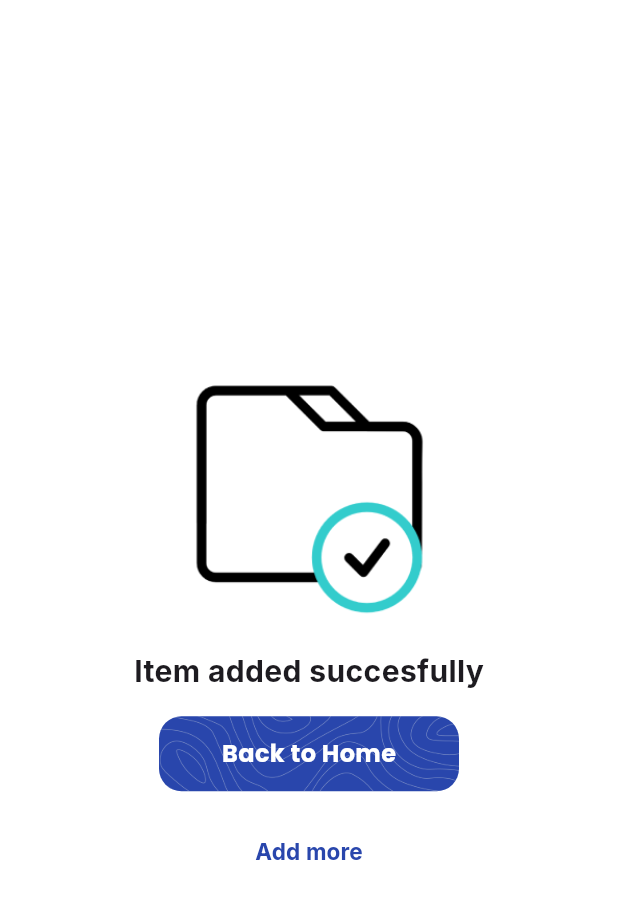
After one commit to shihabksaleem/scanner_task, a Flutter app: the SuccessScreen screen opened directly, on a phone screen of 412 x 824 dp. The commit adds this screen. Shown: the top 899 px of the screen. Run offline on Flutter 3.47's test engine with Material 3 defaults, Android fonts, the light colour scheme and no system bars; our stand-ins replace google_fonts; missing offline and left inert: barcode_scan2; network calls fail.

Commit message:
success scren completed

```diff
--- a/lib/controller/add_item_screen_controller.dart
+++ b/lib/controller/add_item_screen_controller.dart
@@ -57,4 +57,9 @@ class AddItemScreenController with ChangeNotifier {
     }
     notifyListeners();
   }
+
+  void clearItemsInBag() {
+    scannedItems.clear();
+    notifyListeners();
+  }
 }
--- a/lib/global_widgets/custom_button.dart
+++ b/lib/global_widgets/custom_button.dart
@@ -4,9 +4,14 @@ import 'package:scanner_task/utils/color_constants.dart';
 import 'package:scanner_task/utils/image_constants.dart';
 
 class CustomButton extends StatelessWidget {
-  const CustomButton({super.key, required this.buttonText, this.onButtonTapped});
+  const CustomButton(
+      {super.key, required this.buttonText, this.onButtonTapped, this.width, this.textSize, this.height});
   final String buttonText;
   final void Function()? onButtonTapped;
+  final double? width;
+  final double? textSize;
+  final double? height;
+
   @override
   Widget build(BuildContext context) {
     return InkWell(
@@ -15,15 +20,15 @@ class CustomButton extends StatelessWidget {
         padding: const EdgeInsets.only(bottom: 16, left: 20, right: 20),
         child: Container(
           alignment: Alignment.center,
-          width: double.infinity,
-          height: 60,
+          width: width ?? double.infinity,
+          height: height ?? 60,
           decoration: BoxDecoration(
               borderRadius: BorderRadius.circular(15),
               color: ColorConstants.primaryBlue,
               image: DecorationImage(opacity: .5, fit: BoxFit.cover, image: AssetImage(ImageConstants.TEXTURE))),
           child: Text(
             buttonText,
-            style: GoogleFonts.poppins(fontWeight: FontWeight.bold, fontSize: 22, color: Colors.white),
+            style: GoogleFonts.poppins(fontWeight: FontWeight.bold, fontSize: textSize ?? 22, color: Colors.white),
           ),
         ),
       ),
--- a/lib/utils/image_constants.dart
+++ b/lib/utils/image_constants.dart
@@ -9,4 +9,5 @@ class ImageConstants {
   static const String VANILAEXTRACT = "assets/images/vanila_extract.jpg";
   static const String OREOBISCUITS = "assets/images/oreo_biscuits.png";
   static const String TEXTURE = "assets/images/texture.png";
+  static const String SUCCESS = "assets/images/success.png";
 }
--- /dev/null
+++ b/lib/view/success_screen/success_screen.dart
@@ -0,0 +1,59 @@
+import 'package:flutter/material.dart';
+import 'package:google_fonts/google_fonts.dart';
+import 'package:scanner_task/global_widgets/custom_button.dart';
+import 'package:scanner_task/utils/color_constants.dart';
+import 'package:scanner_task/utils/image_constants.dart';
+import 'package:scanner_task/view/bottom_nav_bar_screen/bottom_nav_bar_screen.dart';
+
+class SuccessScreen extends StatefulWidget {
+  const SuccessScreen({super.key});
+
+  @override
+  State<SuccessScreen> createState() => _SuccessScreenState();
+}
+
+class _SuccessScreenState extends State<SuccessScreen> {
+  @override
+  Widget build(BuildContext context) {
+    return Scaffold(
+      body: Center(
+        child: Column(
+          mainAxisAlignment: MainAxisAlignment.center,
+          children: [
+            Image.asset(
+              ImageConstants.SUCCESS,
+              height: 200,
+              width: 200,
+            ),
+            Text(
+              "Item added succesfully",
+              style: GoogleFonts.inter(fontWeight: FontWeight.bold, fontSize: 20),
+            ),
+            SizedBox(height: 16),
+            CustomButton(
+              height: 50,
+              textSize: 16,
+              width: 200,
+              buttonText: "Back to Home",
+              onButtonTapped: () {
+                Navigator.pushAndRemoveUntil(
+                  context,
+                  MaterialPageRoute(
+                    builder: (context) => BottomNavBarScreen(),
+                  ),
+                  (route) => false,
+                );
+              },
+            ),
+            TextButton(
+              onPressed: () {},
+              child: Text("Add more",
+                  style:
+                      GoogleFonts.inter(fontSize: 15, color: ColorConstants.primaryBlue, fontWeight: FontWeight.bold)),
+            )
+          ],
+        ),
+      ),
+    );
+  }
+}
```
Also changed, not shown: lib/view/summary_screen/summary_screen.dart (+17 -1 lines), assets/images/success.png (added).
